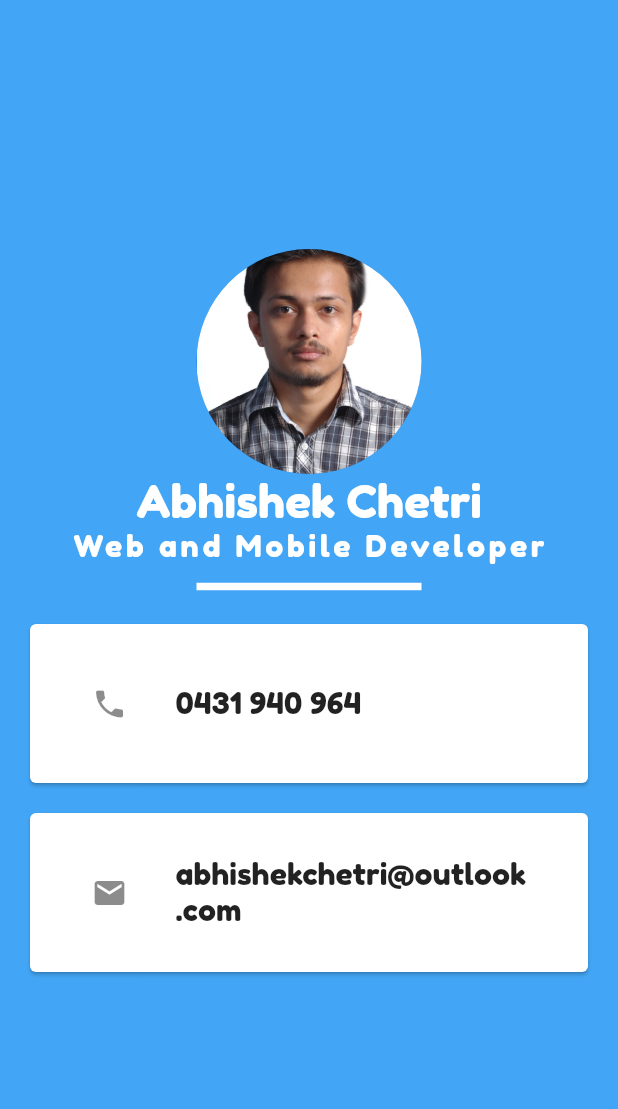
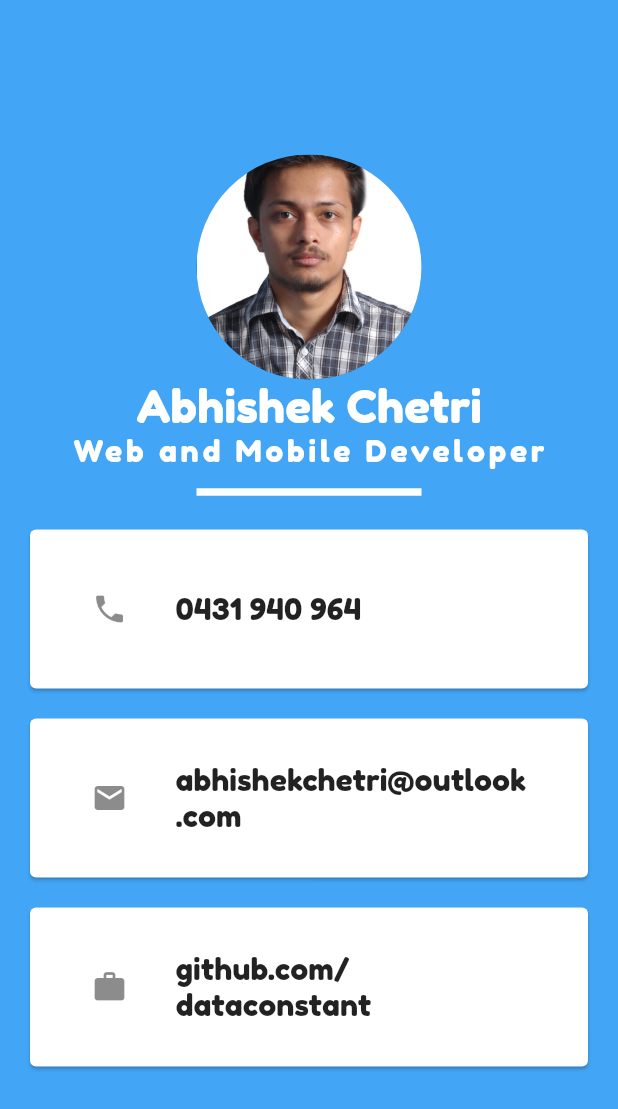
Before and after one commit to dataconstant/business_card_app, a Flutter app: the screen it shows after launch, on a phone screen of 412 x 824 dp. Shown: the top 1109 px of the screen. Run offline on Flutter 3.47's test engine with Material 2 defaults, Android fonts, the phone set to English and light mode, and no system bars.

Commit message:
added github details

```diff
--- a/lib/main.dart
+++ b/lib/main.dart
@@ -65,6 +65,21 @@ class MyApp extends StatelessWidget {
                           fontFamily: 'FredokaOne',
                         ),
                       ),
+                    ))),
+            Card(
+                color: Colors.white,
+                margin: EdgeInsets.symmetric(vertical: 10, horizontal: 20),
+                child: Padding(
+                    padding: EdgeInsets.all(25),
+                    child: ListTile(
+                      leading: Icon(Icons.work),
+                      title: Text(
+                        "github.com/dataconstant",
+                        style: TextStyle(
+                          fontSize: 20,
+                          fontFamily: 'FredokaOne',
+                        ),
+                      ),
                     )))
           ],
         ),
```
